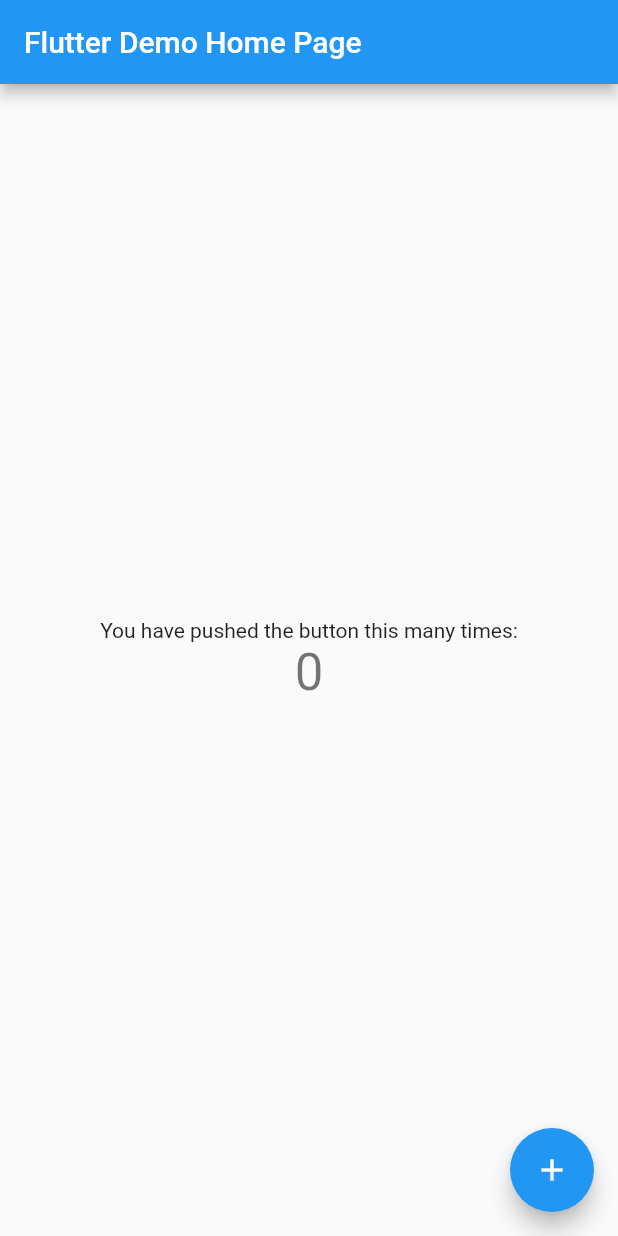
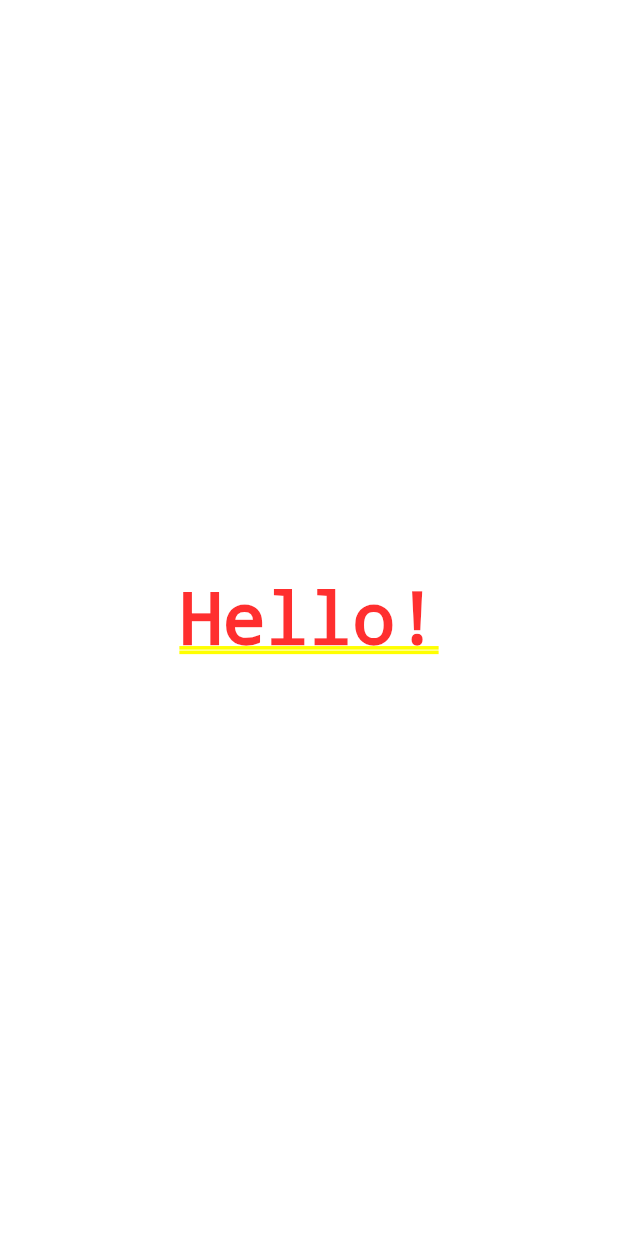
Before and after one commit to musovvir/places, a Flutter app: the screen it shows after launch, on a phone screen of 412 x 824 dp. Run offline on Flutter 3.47's test engine with Material 2 defaults, Android fonts, the phone set to English and light mode, and no system bars.

Commit message:
add MyFirstWidget

```diff
--- a/lib/main.dart
+++ b/lib/main.dart
@@ -7,109 +7,41 @@ void main() {
 class MyApp extends StatelessWidget {
   const MyApp({Key? key}) : super(key: key);
 
-  // This widget is the root of your application.
   @override
   Widget build(BuildContext context) {
     return MaterialApp(
       title: 'Flutter Demo',
       theme: ThemeData(
-        // This is the theme of your application.
-        //
-        // Try running your application with "flutter run". You'll see the
-        // application has a blue toolbar. Then, without quitting the app, try
-        // changing the primarySwatch below to Colors.green and then invoke
-        // "hot reload" (press "r" in the console where you ran "flutter run",
-        // or simply save your changes to "hot reload" in a Flutter IDE).
-        // Notice that the counter didn't reset back to zero; the application
-        // is not restarted.
         primarySwatch: Colors.blue,
       ),
-      home: const MyHomePage(title: 'Flutter Demo Home Page'),
+      home: const MyFirstWidget(),
     );
   }
 }
 
-class MyHomePage extends StatefulWidget {
-  const MyHomePage({Key? key, required this.title}) : super(key: key);
-
-  // This widget is the home page of your application. It is stateful, meaning
-  // that it has a State object (defined below) that contains fields that affect
-  // how it looks.
-
-  // This class is the configuration for the state. It holds the values (in this
-  // case the title) provided by the parent (in this case the App widget) and
-  // used by the build method of the State. Fields in a Widget subclass are
-  // always marked "final".
-
-  final String title;
+class MyFirstWidget extends StatefulWidget {
+  const MyFirstWidget({Key? key}) : super(key: key);
 
   @override
-  State<MyHomePage> createState() => _MyHomePageState();
+  State<MyFirstWidget> createState() => _MyFirstWidgetState();
 }
 
-class _MyHomePageState extends State<MyHomePage> {
-  int _counter = 0;
-
-  void _incrementCounter() {
-    setState(() {
-      // This call to setState tells the Flutter framework that something has
-      // changed in this State, which causes it to rerun the build method below
-      // so that the display can reflect the updated values. If we changed
-      // _counter without calling setState(), then the build method would not be
-      // called again, and so nothing would appear to happen.
-      _counter++;
-    });
-  }
+class _MyFirstWidgetState extends State<MyFirstWidget> {
+  int _count = 0;
 
   @override
   Widget build(BuildContext context) {
-    // This method is rerun every time setState is called, for instance as done
-    // by the _incrementCounter method above.
-    //
-    // The Flutter framework has been optimized to make rerunning build methods
-    // fast, so that you can just rebuild anything that needs updating rather
-    // than having to individually change instances of widgets.
-    return Scaffold(
-      appBar: AppBar(
-        // Here we take the value from the MyHomePage object that was created by
-        // the App.build method, and use it to set our appbar title.
-        title: Text(widget.title),
+
+    setState(() {
+      _count++;
+    });
+
+    print('Счетчик: $_count');
+
+    return Container(
+      child: const Center(
+        child: Text('Hello!'),
       ),
-      body: Center(
-        // Center is a layout widget. It takes a single child and positions it
-        // in the middle of the parent.
-        child: Column(
-          // Column is also a layout widget. It takes a list of children and
-          // arranges them vertically. By default, it sizes itself to fit its
-          // children horizontally, and tries to be as tall as its parent.
-          //
-          // Invoke "debug painting" (press "p" in the console, choose the
-          // "Toggle Debug Paint" action from the Flutter Inspector in Android
-          // Studio, or the "Toggle Debug Paint" command in Visual Studio Code)
-          // to see the wireframe for each widget.
-          //
-          // Column has various properties to control how it sizes itself and
-          // how it positions its children. Here we use mainAxisAlignment to
-          // center the children vertically; the main axis here is the vertical
-          // axis because Columns are vertical (the cross axis would be
-          // horizontal).
-          mainAxisAlignment: MainAxisAlignment.center,
-          children: <Widget>[
-            const Text(
-              'You have pushed the button this many times:',
-            ),
-            Text(
-              '$_counter',
-              style: Theme.of(context).textTheme.headline4,
-            ),
-          ],
-        ),
-      ),
-      floatingActionButton: FloatingActionButton(
-        onPressed: _incrementCounter,
-        tooltip: 'Increment',
-        child: const Icon(Icons.add),
-      ), // This trailing comma makes auto-formatting nicer for build methods.
     );
   }
 }
```
Also changed, not shown: pubspec.yaml (+7 -7 lines), pubspec.lock, 2 other files.
